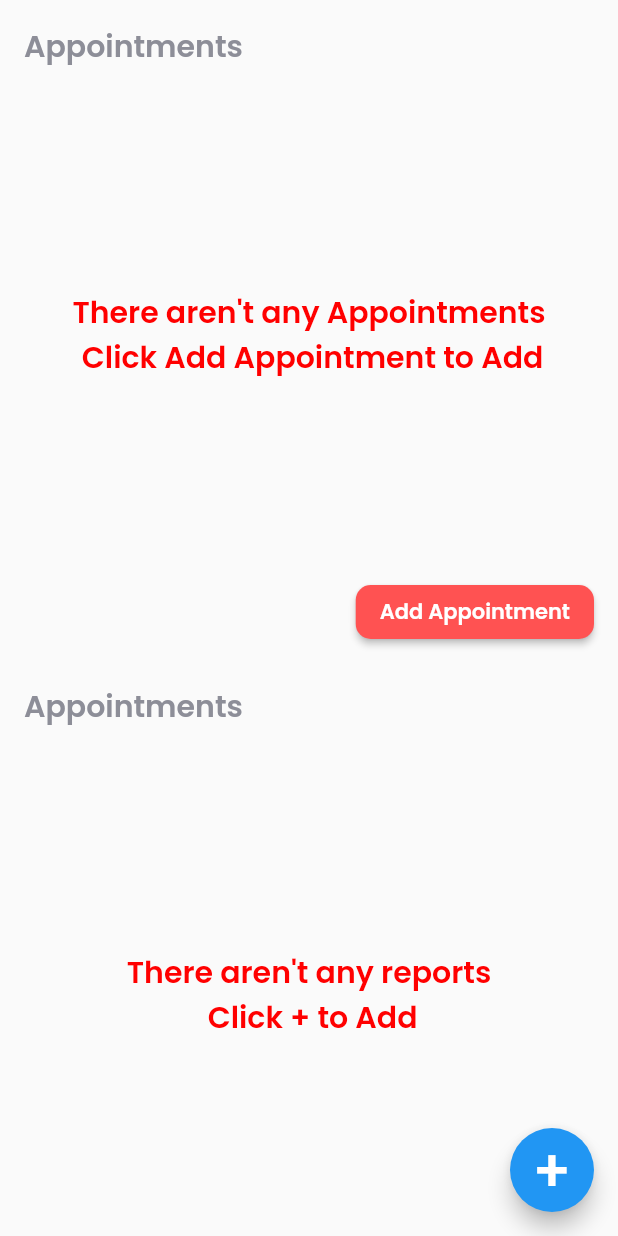
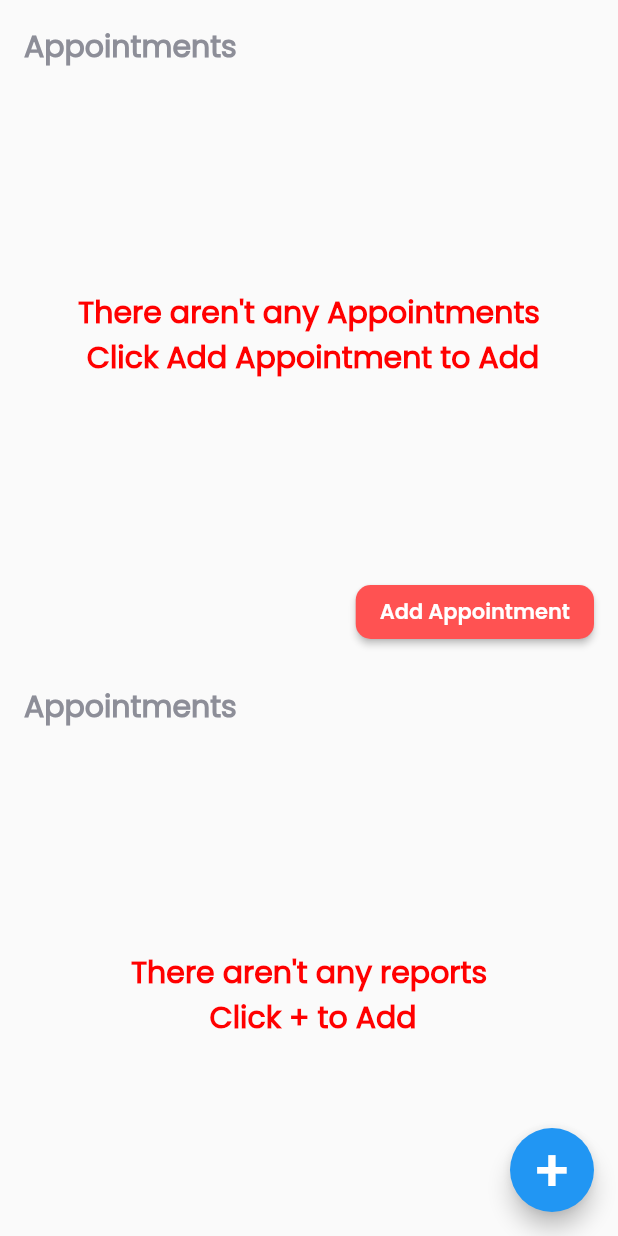
Before and after one commit to Ammar-Raneez/E-Ophthalmologist_UI, a Flutter app: the ReportScreen screen opened by its route, on a phone screen of 412 x 824 dp. Run offline on Flutter 3.47's test engine with Material 2 defaults, Android fonts, the phone set to English and light mode, and no system bars; our stand-ins replace cached_network_image, cloud_firestore, dio, firebase_auth, firebase_core, firebase_storage and 4 more; accounts and stored records are empty.

```diff
--- a/lib/screens/report_screen.dart
+++ b/lib/screens/report_screen.dart
@@ -4,6 +4,7 @@ import 'package:flutter/cupertino.dart';
 import 'package:flutter/material.dart';
 import 'package:modal_progress_hud/modal_progress_hud.dart';
 import 'package:ui/components/report_page_report_appointment.dart';
+import 'package:ui/constants.dart';
 import 'package:ui/screens/add_appointment_screen.dart';
 import 'package:ui/screens/add_report_screen.dart';
 import 'package:ui/screens/current_screen.dart';
@@ -82,7 +83,7 @@ class _ReportScreenState extends State<ReportScreen> {
     });
   }
 
-  createConfirmationAlert(
+  createDeleteConfirmationAlert(
       BuildContext context,
       String title,
       String message,
@@ -124,12 +125,7 @@ class _ReportScreenState extends State<ReportScreen> {
                     ),
                     Text(
                       title,
-                      style: TextStyle(
-                        color: Colors.black54,
-                        fontFamily: 'Poppins-Regular',
-                        fontSize: 19,
-                        fontWeight: FontWeight.w900,
-                      ),
+                      style: kTextStyle.copyWith(fontSize: 19.0),
                     ),
                   ],
                 ),
@@ -141,9 +137,7 @@ class _ReportScreenState extends State<ReportScreen> {
           ),
           content: Text(
             message,
-            style: TextStyle(
-              color: Colors.black54,
-            ),
+            style: kTextStyle,
           ),
           elevation: 2.0,
           actions: [
@@ -320,10 +314,9 @@ class _ReportScreenState extends State<ReportScreen> {
         child: Center(
           child: Text(
             emptyText,
-            style: TextStyle(
+            style: kTextStyle.copyWith(
               fontSize: 20.0,
               color: Color(0xffff0000),
-              fontFamily: 'Poppins-SemiBold',
             ),
             textAlign: TextAlign.center,
           ),
@@ -340,10 +333,9 @@ class _ReportScreenState extends State<ReportScreen> {
           alignment: Alignment.topLeft,
           child: Text(
             "Appointments",
-            style: TextStyle(
+            style: kTextStyle.copyWith(
               color: Color(0xff8d8e98),
               fontSize: 20,
-              fontFamily: 'Poppins-SemiBold',
             ),
           ),
         ),
@@ -384,7 +376,7 @@ class _ReportScreenState extends State<ReportScreen> {
               Navigator.pushNamed(context, navigate, arguments: argsForResult);
             },
             onLongPress: () async {
-              createConfirmationAlert(context, alertTitle, alertDesc, 200,
+              createDeleteConfirmationAlert(context, alertTitle, alertDesc, 200,
                   index, firebaseCollection, whichDocs, whichDocsIds);
             }),
       ),
```
